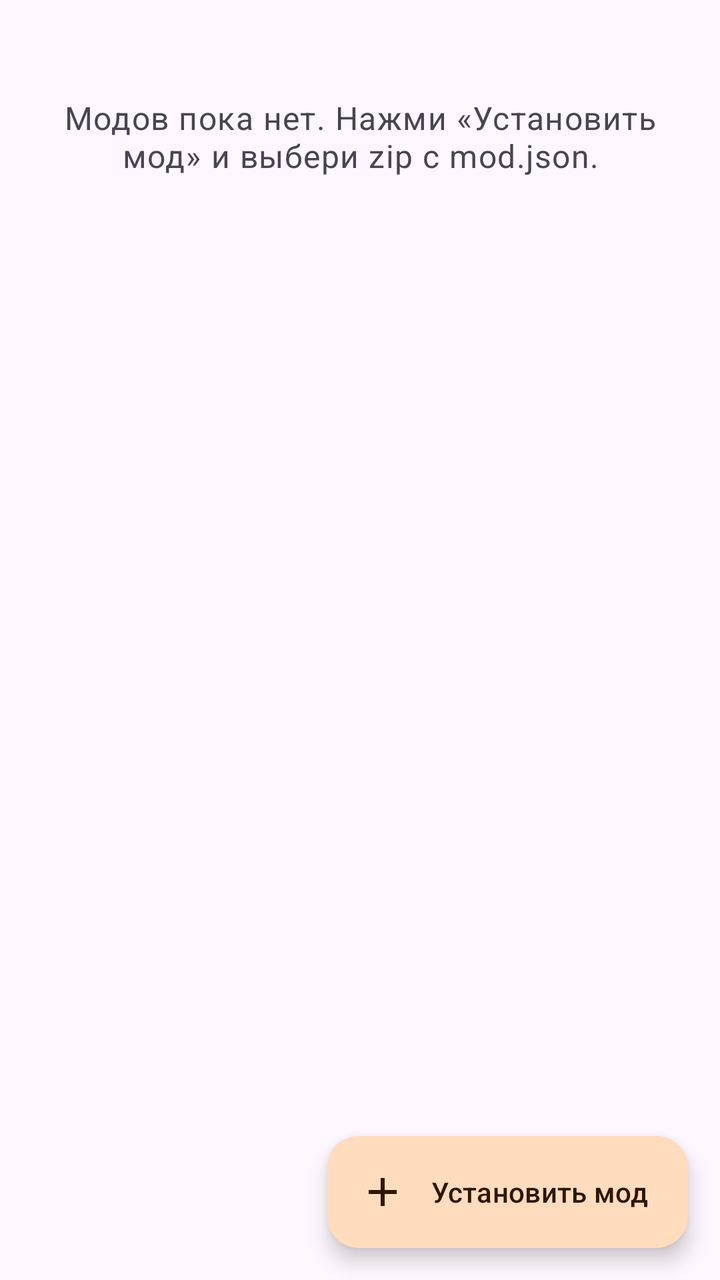
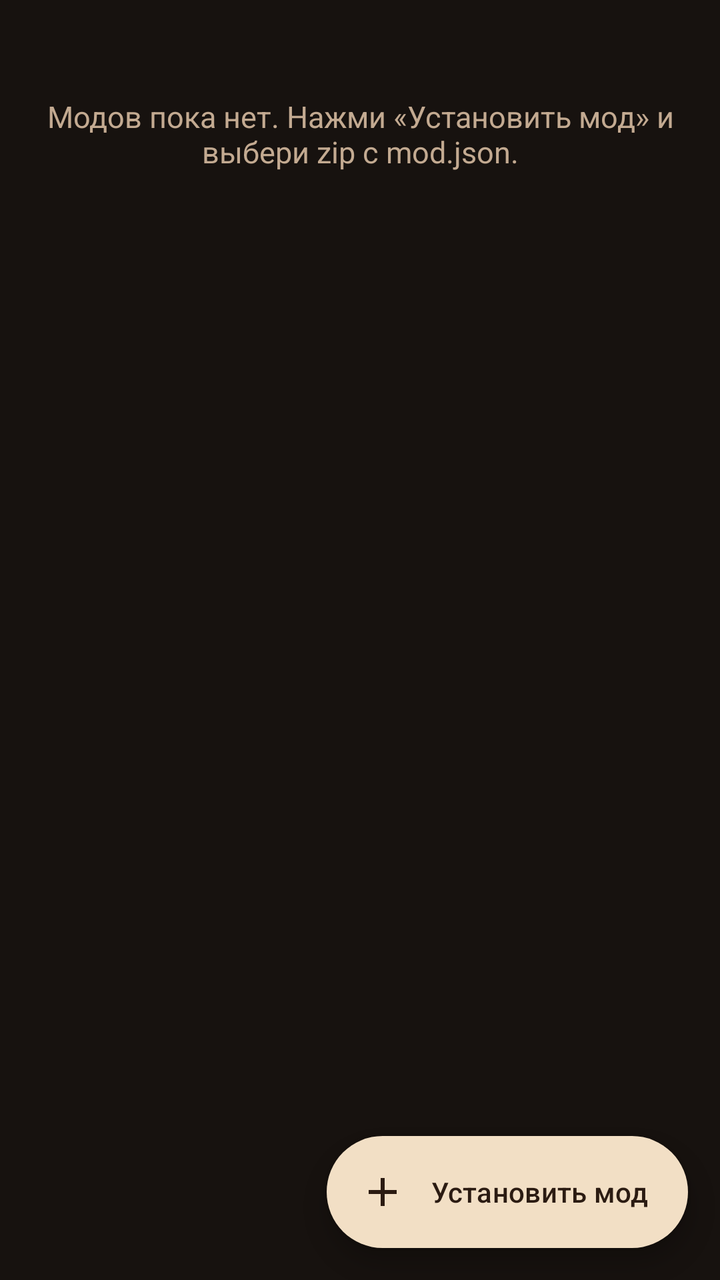

Before-and-after screenshots of an Android layout around one commit, followed by the original layout XML and the change that was made.
<!-- AndroidManifest.xml: application theme Theme.Bearite -->
<!-- res/layout/page_mods.xml -->
<?xml version="1.0" encoding="utf-8"?>
<FrameLayout xmlns:android="http://schemas.android.com/apk/res/android"
    xmlns:app="http://schemas.android.com/apk/res-auto"
    android:layout_width="match_parent"
    android:layout_height="match_parent">

    <androidx.core.widget.NestedScrollView
        android:layout_width="match_parent"
        android:layout_height="match_parent"
        android:clipToPadding="false"
        android:paddingBottom="96dp">

        <LinearLayout
            android:layout_width="match_parent"
            android:layout_height="wrap_content"
            android:orientation="vertical"
            android:padding="16dp">

            <TextView
                android:id="@+id/mods_empty"
                android:layout_width="match_parent"
                android:layout_height="wrap_content"
                android:paddingTop="32dp"
                android:paddingBottom="16dp"
                android:text="@string/mods_empty"
                android:textAlignment="center"
                android:textAppearance="?attr/textAppearanceBodyLarge"
                android:textColor="?attr/colorOnSurfaceVariant" />

            <LinearLayout
                android:id="@+id/mods_list"
                android:layout_width="match_parent"
                android:layout_height="wrap_content"
                android:orientation="vertical" />

            <TextView
                android:id="@+id/mods_path"
                android:layout_width="match_parent"
                android:layout_height="wrap_content"
                android:layout_marginTop="8dp"
                android:textAppearance="?attr/textAppearanceBodySmall"
                android:textColor="?attr/colorOnSurfaceVariant"
                android:textIsSelectable="true" />
        </LinearLayout>
    </androidx.core.widget.NestedScrollView>

    <com.google.android.material.floatingactionbutton.ExtendedFloatingActionButton
        android:id="@+id/fab_install"
        android:layout_width="wrap_content"
        android:layout_height="wrap_content"
        android:layout_gravity="bottom|end"
        android:layout_margin="16dp"
        android:text="@string/install_mod"
        app:icon="@drawable/ic_add" />
</FrameLayout>
<!-- resources referenced by this layout -->
<resources>
  <!-- drawable ic_add (drawable) -->
  <?xml version="1.0" encoding="utf-8"?>
  <vector xmlns:android="http://schemas.android.com/apk/res/android"
      android:width="24dp"
      android:height="24dp"
      android:viewportWidth="24"
      android:viewportHeight="24"
      android:tint="?attr/colorControlNormal">
      <path
          android:fillColor="#FF000000"
          android:pathData="M19,13h-6v6h-2v-6H5v-2h6V5h2v6h6v2z" />
  </vector>
  <string name="install_mod">Установить мод</string>
  <string name="mods_empty">Модов пока нет. Нажми «Установить мод» и выбери zip с mod.json.</string>
  <style name="Theme.Bearite" parent="Theme.Material3.DayNight.NoActionBar">
          <item name="colorPrimary">@color/md_primary</item>
          <item name="colorOnPrimary">@color/md_on_primary</item>
          <item name="colorPrimaryContainer">@color/md_primary_container</item>
          <item name="colorOnPrimaryContainer">@color/md_on_primary_container</item>
          <item name="colorSecondary">@color/md_secondary</item>
          <item name="colorOnSecondary">@color/md_on_secondary</item>
          <item name="colorSecondaryContainer">@color/md_secondary_container</item>
          <item name="colorOnSecondaryContainer">@color/md_on_secondary_container</item>
      </style>
  <color name="md_primary">#8B5000</color>
  <color name="md_on_primary">#FFFFFF</color>
  <color name="md_primary_container">#FFDCBE</color>
  <color name="md_on_primary_container">#2C1600</color>
  <color name="md_secondary">#725A42</color>
  <color name="md_on_secondary">#FFFFFF</color>
  <color name="md_secondary_container">#FFDDBA</color>
  <color name="md_on_secondary_container">#291802</color>
</resources>

<!-- the commit's change to res/layout/page_mods.xml (unified diff, before → after) -->
@@ -24,8 +24,8 @@
                 android:paddingBottom="16dp"
                 android:text="@string/mods_empty"
                 android:textAlignment="center"
-                android:textAppearance="?attr/textAppearanceBodyLarge"
-                android:textColor="?attr/colorOnSurfaceVariant" />
+                android:textSize="15sp"
+                android:textColor="@color/bear_muted" />
 
             <LinearLayout
                 android:id="@+id/mods_list"
@@ -51,5 +51,9 @@
         android:layout_gravity="bottom|end"
         android:layout_margin="16dp"
         android:text="@string/install_mod"
-        app:icon="@drawable/ic_add" />
+        android:textColor="@color/bear_on_cream"
+        app:backgroundTint="@color/bear_cream"
+        app:icon="@drawable/ic_add"
+        app:iconTint="@color/bear_on_cream"
+        app:shapeAppearanceOverlay="@style/ShapeAppearance.Material3.Corner.Full" />
 </FrameLayout>
<!-- resource entries referenced after the edit -->
@@ -1,5 +1,8 @@
 <!-- resources referenced by this layout -->
 <resources>
+  <color name="bear_cream">#F2DFC5</color>
+  <color name="bear_muted">#C3AA91</color>
+  <color name="bear_on_cream">#2B1B12</color>
   <!-- drawable ic_add (drawable) -->
   <?xml version="1.0" encoding="utf-8"?>
   <vector xmlns:android="http://schemas.android.com/apk/res/android"
@@ -14,7 +17,7 @@
   </vector>
   <string name="install_mod">Установить мод</string>
   <string name="mods_empty">Модов пока нет. Нажми «Установить мод» и выбери zip с mod.json.</string>
-  <style name="Theme.Bearite" parent="Theme.Material3.DayNight.NoActionBar">
+  <style name="Theme.Bearite" parent="Theme.Material3.Dark.NoActionBar">
           <item name="colorPrimary">@color/md_primary</item>
           <item name="colorOnPrimary">@color/md_on_primary</item>
           <item name="colorPrimaryContainer">@color/md_primary_container</item>
@@ -23,14 +26,45 @@
           <item name="colorOnSecondary">@color/md_on_secondary</item>
           <item name="colorSecondaryContainer">@color/md_secondary_container</item>
           <item name="colorOnSecondaryContainer">@color/md_on_secondary_container</item>
+          <item name="colorTertiary">@color/bear_rust</item>
+          <item name="colorOnTertiary">@color/bear_cream</item>
+          <item name="colorError">@color/bear_rust</item>
+          <item name="android:colorBackground">@color/bear_bg</item>
+          <item name="colorSurface">@color/bear_bg</item>
+          <item name="colorOnSurface">@color/bear_cream</item>
+          <item name="colorSurfaceVariant">@color/bear_surface2</item>
+          <item name="colorOnSurfaceVariant">@color/bear_muted</item>
+          <item name="colorSurfaceContainer">@color/bear_surface</item>
+          <item name="colorSurfaceContainerHigh">@color/bear_surface2</item>
+          <item name="colorSurfaceContainerHighest">@color/bear_surface3</item>
+          <item name="colorOutline">@color/bear_dim</item>
+          <item name="colorOutlineVariant">#33D6B18D</item>
+          <item name="android:statusBarColor">@color/bear_bg</item>
+          <item name="android:navigationBarColor">@color/bear_surface</item>
+          <item name="android:windowLightStatusBar">false</item>
+          <item name="materialCardViewStyle">@style/Widget.Bearite.Card</item>
       </style>
-  <color name="md_primary">#8B5000</color>
-  <color name="md_on_primary">#FFFFFF</color>
-  <color name="md_primary_container">#FFDCBE</color>
-  <color name="md_on_primary_container">#2C1600</color>
-  <color name="md_secondary">#725A42</color>
-  <color name="md_on_secondary">#FFFFFF</color>
-  <color name="md_secondary_container">#FFDDBA</color>
-  <color name="md_on_secondary_container">#291802</color>
+  <color name="md_primary">#D6B18D</color>
+  <color name="md_on_primary">#2B1B12</color>
+  <color name="md_primary_container">#4A3024</color>
+  <color name="md_on_primary_container">#F2DFC5</color>
+  <color name="md_secondary">#C3AA91</color>
+  <color name="md_on_secondary">#2B1B12</color>
+  <color name="md_secondary_container">#493124</color>
+  <color name="md_on_secondary_container">#F2DFC5</color>
+  <color name="bear_rust">#B85F54</color>
+  <color name="bear_bg">#17120F</color>
+  <color name="bear_surface2">#30221A</color>
+  <color name="bear_surface">#241A15</color>
+  <color name="bear_surface3">#493124</color>
+  <color name="bear_dim">#8F7763</color>
+  <style name="Widget.Bearite.Card" parent="Widget.Material3.CardView.Filled">
+          <item name="cardBackgroundColor">@color/bear_surface2</item>
+          <item name="cardCornerRadius">26dp</item>
+          <item name="cardElevation">0dp</item>
+          <item name="strokeColor">@color/bear_line</item>
+          <item name="strokeWidth">1dp</item>
+      </style>
+  <color name="bear_line">#18FFFFFF</color>
 </resources>
 
